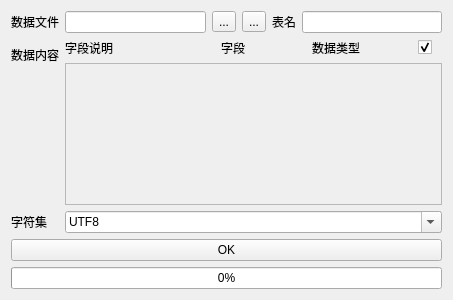
Before: the Qt Designer form src/ui/xls2db.ui in JerryAZR/xls2pgsql, drawn with Qt 5.
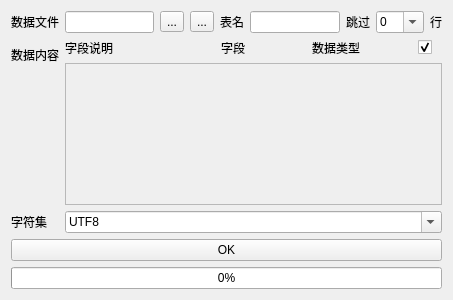
After: the same form once the commit is applied.

Commit message: Add skiprows combobox

What changed in the file:
```diff
--- a/src/ui/xls2db.ui
+++ b/src/ui/xls2db.ui
@@ -55,6 +55,101 @@
        <item>
         <widget class="QLineEdit" name="tableNameEdit"/>
        </item>
+       <item>
+        <widget class="QLabel" name="label_6">
+         <property name="sizePolicy">
+          <sizepolicy hsizetype="Minimum" vsizetype="Preferred">
+           <horstretch>0</horstretch>
+           <verstretch>0</verstretch>
+          </sizepolicy>
+         </property>
+         <property name="text">
+          <string>跳过</string>
+         </property>
+        </widget>
+       </item>
+       <item>
+        <widget class="QComboBox" name="skipBox">
+         <property name="sizePolicy">
+          <sizepolicy hsizetype="Minimum" vsizetype="Fixed">
+           <horstretch>0</horstretch>
+           <verstretch>0</verstretch>
+          </sizepolicy>
+         </property>
+         <property name="minimumSize">
+          <size>
+           <width>48</width>
+           <height>0</height>
+          </size>
+         </property>
+         <property name="editable">
+          <bool>true</bool>
+         </property>
+         <item>
+          <property name="text">
+           <string>0</string>
+          </property>
+         </item>
+         <item>
+          <property name="text">
+           <string>1</string>
+          </property>
+         </item>
+         <item>
+          <property name="text">
+           <string>2</string>
+          </property>
+         </item>
+         <item>
+          <property name="text">
+           <string>3</string>
+          </property>
+         </item>
+         <item>
+          <property name="text">
+           <string>4</string>
+          </property>
+         </item>
+         <item>
+          <property name="text">
+           <string>5</string>
+          </property>
+         </item>
+         <item>
+          <property name="text">
+           <string>6</string>
+          </property>
+         </item>
+         <item>
+          <property name="text">
+           <string>7</string>
+          </property>
+         </item>
+         <item>
+          <property name="text">
+           <string>8</string>
+          </property>
+         </item>
+         <item>
+          <property name="text">
+           <string>9</string>
+          </property>
+         </item>
+        </widget>
+       </item>
+       <item>
+        <widget class="QLabel" name="label_9">
+         <property name="sizePolicy">
+          <sizepolicy hsizetype="Minimum" vsizetype="Preferred">
+           <horstretch>0</horstretch>
+           <verstretch>0</verstretch>
+          </sizepolicy>
+         </property>
+         <property name="text">
+          <string>行</string>
+         </property>
+        </widget>
+       </item>
       </layout>
      </item>
      <item row="1" column="0">
```
The commit also changes 2 other files.
